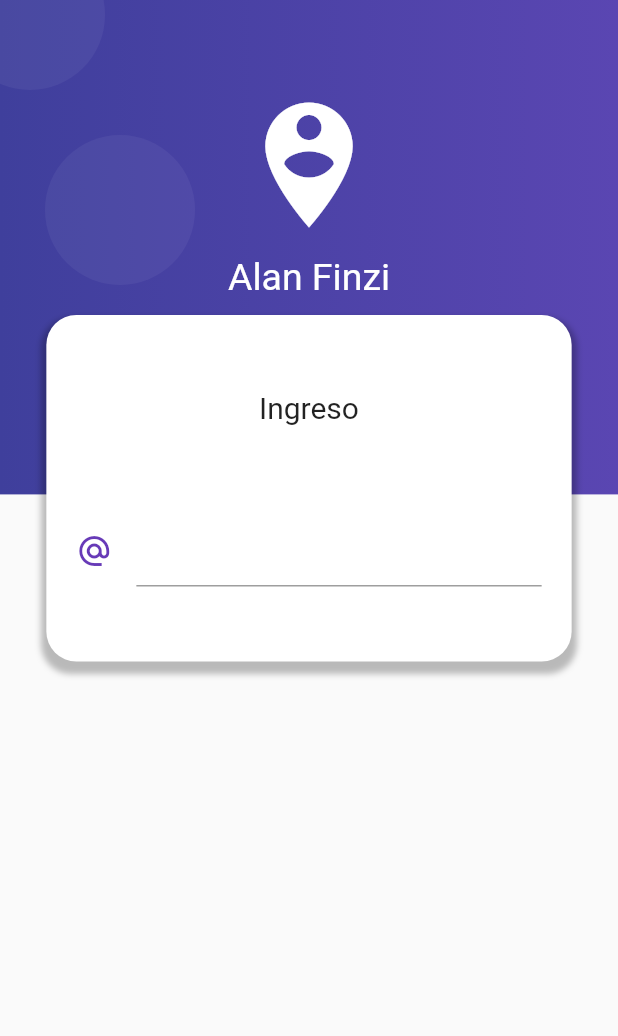
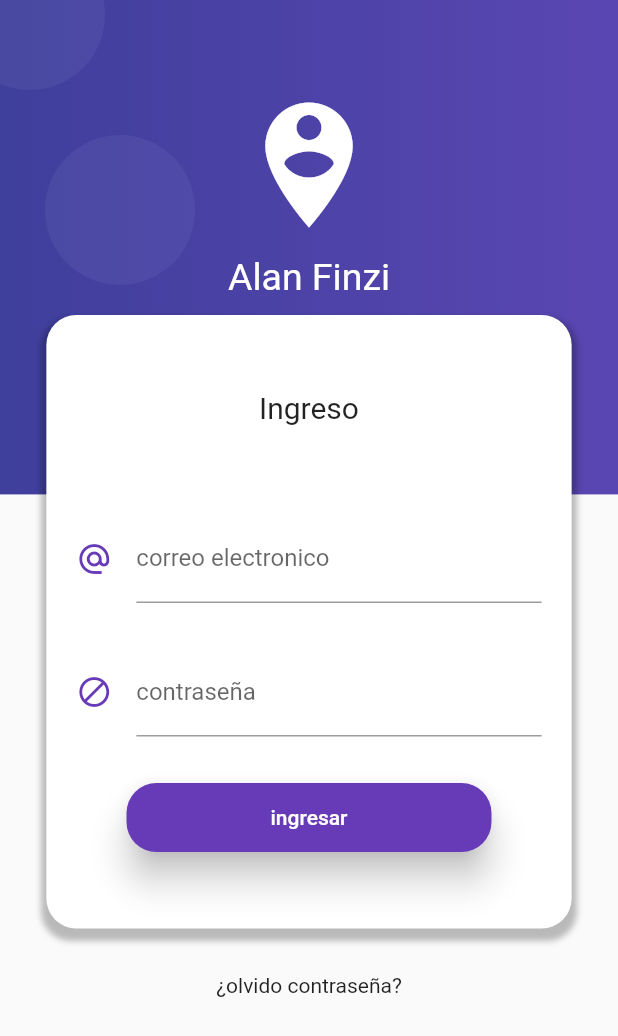
Before and after one commit to Alan-Finzi/formularios_login, a Flutter app: the screen it shows after launch, on a phone screen of 412 x 824 dp. Shown: the top 1036 px of the screen. Run offline on Flutter 3.47's test engine with Material 2 defaults, Android fonts, the phone set to English and light mode, and no system bars.

Commit message:
creacion de provider login_bloc y mod login_page

```diff
--- a/lib/src/page/login_page.dart
+++ b/lib/src/page/login_page.dart
@@ -92,9 +92,15 @@ final circulo = Container(
                Text('Ingreso',style: TextStyle(fontSize: 20.0)),
                SizedBox(height: 60.0),
                _crearMail(),
+               SizedBox(height: 30.0,),
+               _crearPassword(),
+               SizedBox(height: 30.0,),
+               _crearBoton()
              ],
            ),
-         )
+         ),
+         Text('¿olvido contraseña?'),
+         SizedBox(height: 100.0,)
        ],
      ),
     );
@@ -106,9 +112,47 @@ final circulo = Container(
       child: TextField(
         keyboardType: TextInputType.emailAddress,
         decoration: InputDecoration(
-          icon: Icon (Icons.alternate_email,color: Colors.deepPurple,)
+          icon: Icon (Icons.alternate_email,color: Colors.deepPurple,),
+          hintText: 'ejemplo@correo.com',
+          labelText: 'correo electronico'
         ),
       ),
     );
  }
+
+
+  Widget _crearPassword() {
+    return Container(
+      padding: EdgeInsets.symmetric(horizontal: 20.0),
+      child: TextField(
+        obscureText: true,
+        keyboardType: TextInputType.emailAddress,
+        decoration: InputDecoration(
+            icon: Icon (Icons.block,color: Colors.deepPurple,),
+            labelText: 'contraseña'
+        ),
+      ),
+    );
+  }
+
+
+  Widget _crearBoton(){
+
+    return RaisedButton(
+      child: Container(
+        padding: EdgeInsets.symmetric(horizontal: 80.0,vertical: 15.0),
+        child: Text('ingresar'),
+      ),
+      shape: RoundedRectangleBorder(
+        borderRadius: BorderRadius.circular(20.0),
+      ),
+      elevation: 10.0,
+      color: Colors.deepPurple,
+      textColor: Colors.white,
+      onPressed: (){},
+    );
+  }
+
+
+
 }
```
Also changed, not shown: lib/src/blocks/login_bloc.dart (added, +30 -0 lines), lib/src/blocks/provider.dart (added, +13 -0 lines).
